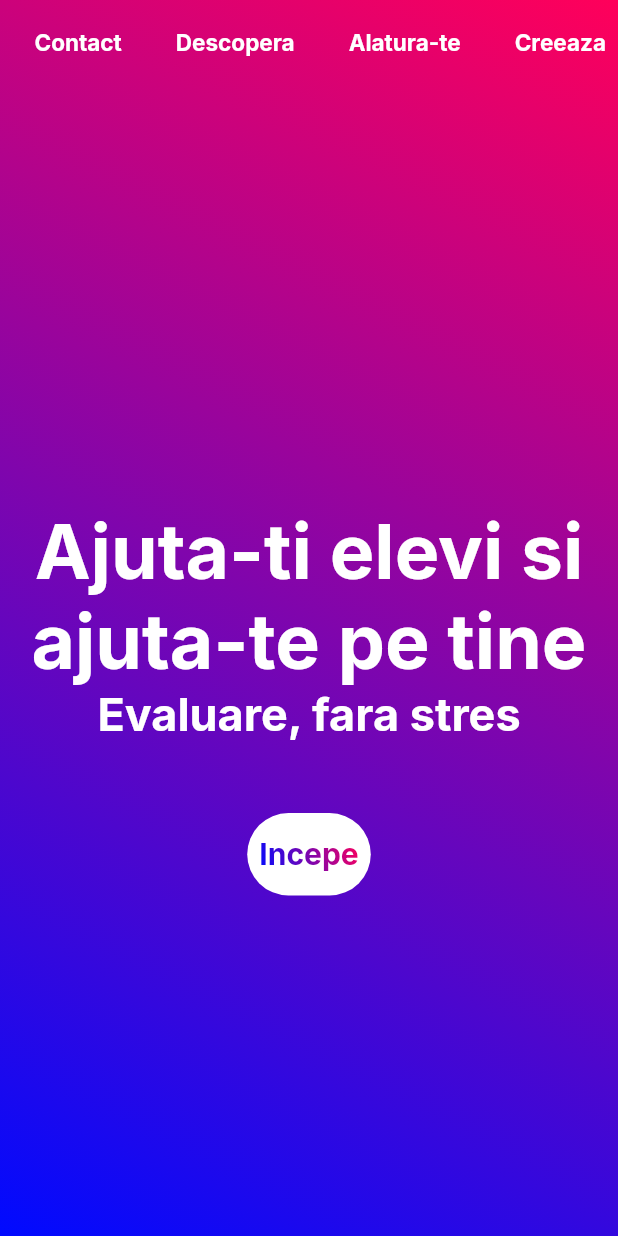
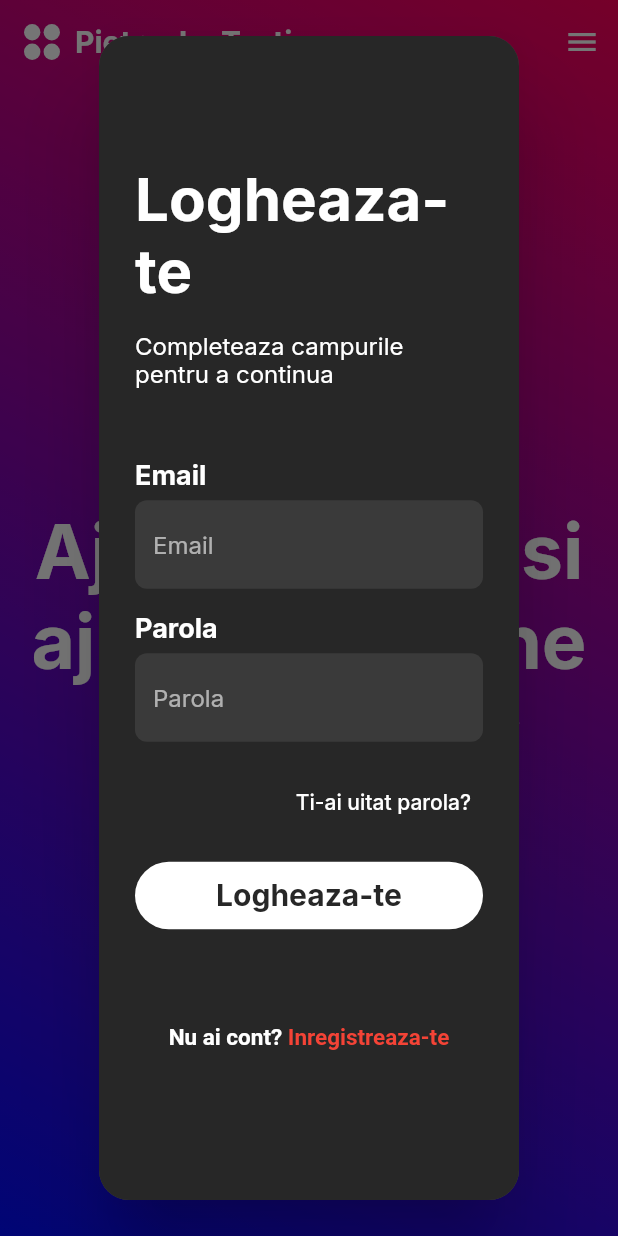
Before and after one commit to RobertPietraru/testador, a Flutter app: the screen it shows after launch, after a tap on "Incepe", on a phone screen of 412 x 824 dp. Run offline on Flutter 3.47's test engine with Material 2 defaults, Android fonts, the phone set to English and light mode, and no system bars; our stand-ins replace auto_route, dartz, equatable, flutter_svg, google_fonts.

Commit message:
authentication screens

```diff
--- a/lib/core/components/app_app_bar.dart
+++ b/lib/core/components/app_app_bar.dart
@@ -2,6 +2,7 @@ import 'package:flutter/material.dart';
 import 'package:flutter/services.dart';
 import 'package:testador/core/components/theme/app_theme.dart';
 import 'package:testador/core/components/theme/app_theme_data.dart';
+import 'package:testador/core/components/theme/device_size.dart';
 
 import 'app_logo.dart';
 
@@ -24,6 +25,7 @@ class CustomAppBar extends StatelessWidget implements PreferredSizeWidget {
 
   AppBar theAppBar({
     required AppThemeData theme,
+    VoidCallback? onMenuPressed,
   }) {
     return AppBar(
       systemOverlayStyle: SystemUiOverlayStyle.light,
@@ -46,7 +48,8 @@ class CustomAppBar extends StatelessWidget implements PreferredSizeWidget {
             ],
           ),
       backgroundColor: fillColor,
-      actions: trailing ??
+      actions: DeviceSize.isDesktopMode
+          ? trailing ??
               [
                 TextButton(
                     onPressed: () {},
@@ -63,6 +66,10 @@ class CustomAppBar extends StatelessWidget implements PreferredSizeWidget {
                 TextButton(
                     onPressed: () {},
                     child: Text("Creeaza", style: theme.actionTextStyle)),
+              ]
+          : [
+              IconButton(
+                  onPressed: onMenuPressed, icon: const Icon(Icons.menu)),
             ],
       bottom: bottom,
     );
@@ -71,7 +78,10 @@ class CustomAppBar extends StatelessWidget implements PreferredSizeWidget {
   @override
   Widget build(BuildContext context) {
     final theme = AppTheme.of(context);
-    return theAppBar(theme: theme);
+    return theAppBar(
+      theme: theme,
+      onMenuPressed: () => Scaffold.of(context).openEndDrawer(),
+    );
   }
 
   @override
--- a/lib/core/components/buttons/long_button.dart
+++ b/lib/core/components/buttons/long_button.dart
@@ -11,7 +11,7 @@ class LongButton extends StatelessWidget {
     required this.onPressed,
     required this.label,
     required this.isLoading,
-    this.height = 55,
+    this.height = 45,
     this.textGradient,
   }) : super(key: key);
   final Gradient? textGradient;
--- a/lib/core/components/text_input_field.dart
+++ b/lib/core/components/text_input_field.dart
@@ -2,7 +2,6 @@ import 'package:flutter/material.dart';
 import 'package:testador/core/components/theme/app_theme.dart';
 
 class TextInputField extends StatefulWidget {
-  final TextEditingController controller;
   final Function(String) onChanged;
   final String hint;
   final String? error;
@@ -10,7 +9,6 @@ class TextInputField extends StatefulWidget {
   final bool isPassword;
   const TextInputField({
     Key? key,
-    required this.controller,
     required this.onChanged,
     required this.hint,
     this.error,
@@ -23,6 +21,7 @@ class TextInputField extends StatefulWidget {
 }
 
 class _TextInputFieldState extends State<TextInputField> {
+  final TextEditingController controller = TextEditingController();
   bool isObscured = false;
   @override
   void initState() {
@@ -31,21 +30,35 @@ class _TextInputFieldState extends State<TextInputField> {
   }
 
   @override
+  void dispose() {
+    controller.dispose();
+    super.dispose();
+  }
+
+  @override
   Widget build(BuildContext context) {
     final theme = AppTheme.of(context);
-    return TextFormField(
+    //#3a3a3a
+    return Column(
+      crossAxisAlignment: CrossAxisAlignment.start,
+      mainAxisSize: MainAxisSize.min,
+      children: [
+        Text(
+          widget.hint,
+          style: theme.informationTextStyle.copyWith(color: Colors.white),
+        ),
+        const SizedBox(height: 5),
+        TextFormField(
             obscureText: isObscured,
+            style: TextStyle(color: theme.primaryColor),
             decoration: InputDecoration(
-          prefixIcon: widget.leading == null
-              ? null
-              : Icon(
-                  widget.leading,
-                  color: Colors.white,
-                ),
-          label: Text(
-            widget.hint,
-            style: TextStyle(fontSize: theme.spacing.large),
-          ),
+              fillColor: const Color(0xFF3a3a3a),
+              filled: true,
+              hintText: widget.hint,
+              border: OutlineInputBorder(
+                  borderRadius: BorderRadius.circular(8),
+                  borderSide: BorderSide.none),
+              prefixIcon: widget.leading == null ? null : Icon(widget.leading),
               errorStyle: TextStyle(fontSize: theme.spacing.mediumLarge),
               suffixIcon: widget.isPassword
                   ? IconButton(
@@ -56,7 +69,9 @@ class _TextInputFieldState extends State<TextInputField> {
                   : null,
               errorText: widget.error,
             ),
-        controller: widget.controller,
-        onChanged: widget.onChanged);
+            controller: controller,
+            onChanged: widget.onChanged),
+      ],
+    );
   }
 }
--- a/lib/core/components/theme/app_theme_data.dart
+++ b/lib/core/components/theme/app_theme_data.dart
@@ -17,8 +17,8 @@ abstract class AppThemeData {
   Color get secondaryColor;
   Color get companyColor => Colors.red;
 
-  EdgeInsets get standardPadding =>
-      EdgeInsets.symmetric(horizontal: spacing.small, vertical: spacing.xLarge);
+  EdgeInsets get standardPadding => EdgeInsets.symmetric(
+      horizontal: spacing.xLarge, vertical: spacing.xLarge);
 
   TextStyle largetitleTextStyle = const TextStyle(
     fontSize: 50,
@@ -70,6 +70,9 @@ class DarkAppThemeData extends AppThemeData {
         selectedItemColor: primaryColor,
         unselectedItemColor: secondaryColor,
       ),
+      listTileTheme: ListTileThemeData(
+        textColor: primaryColor,
+      ),
       textTheme: GoogleFonts.interTextTheme(Theme.of(context).textTheme),
       brightness: Brightness.dark,
       dividerColor: primaryColor,
--- a/lib/core/components/theme/device_size.dart
+++ b/lib/core/components/theme/device_size.dart
@@ -3,6 +3,7 @@ import 'package:flutter/material.dart';
 class DeviceSize {
   static late double screenWidth;
   static late double screenHeight;
+  static bool get isDesktopMode => screenWidth > 700;
 
   static void init(BuildContext context) {
     final media = MediaQuery.maybeOf(context);
--- a/lib/core/screens/landing_screen.dart
+++ b/lib/core/screens/landing_screen.dart
@@ -3,6 +3,7 @@ import 'package:testador/core/components/app_app_bar.dart';
 import 'package:testador/core/components/buttons/long_button.dart';
 import 'package:testador/core/components/theme/app_theme.dart';
 import 'package:testador/core/components/theme/device_size.dart';
+import 'package:testador/features/authentication/presentation/widgets/login_dialog.dart';
 
 class LandingScreen extends StatelessWidget {
   const LandingScreen({super.key});
@@ -18,7 +19,10 @@ class LandingScreen extends StatelessWidget {
               Color(0xFF000AFF),
               Color(0xFFFF005A),
             ]),
-        onPressed: () {},
+        onPressed: () => showDialog(
+              context: context,
+              builder: (BuildContext context) => const LoginDialog(),
+            ),
         label: 'Incepe',
         isLoading: false);
     return Scaffold(
--- /dev/null
+++ b/lib/features/authentication/presentation/widgets/login_dialog.dart
@@ -0,0 +1,89 @@
+import 'package:auto_route/auto_route.dart';
+import 'package:flutter/material.dart';
+import 'package:testador/core/components/buttons/long_button.dart';
+import 'package:testador/core/components/text_input_field.dart';
+import 'package:testador/core/components/theme/app_theme.dart';
+import 'package:testador/core/components/theme/device_size.dart';
+
+import '../../../../core/routing/app_router.gr.dart';
+
+class LoginDialog extends StatelessWidget {
+  const LoginDialog({super.key});
+
+  @override
+  Widget build(BuildContext context) {
+    const radius = 20.0;
+    final theme = AppTheme.of(context);
+    return Dialog(
+      shape: RoundedRectangleBorder(
+        borderRadius: BorderRadius.circular(radius),
+      ),
+      child: Container(
+        width: 50.widthPercent,
+        decoration: BoxDecoration(
+          borderRadius: BorderRadius.circular(radius),
+          color: theme.defaultBackgroundColor,
+        ),
+        child: Padding(
+          padding: theme.standardPadding,
+          child: Column(
+              mainAxisAlignment: MainAxisAlignment.center,
+              crossAxisAlignment: CrossAxisAlignment.start,
+              children: [
+                const Text(
+                  "Logheaza-te",
+                  style: TextStyle(
+                      fontWeight: FontWeight.w700,
+                      fontSize: 40,
+                      color: Colors.white),
+                  textAlign: TextAlign.left,
+                ),
+                SizedBox(height: theme.spacing.mediumLarge),
+                const Text(
+                  "Completeaza campurile pentru a continua",
+                  style: TextStyle(
+                      fontFamily: 'Inter',
+                      fontWeight: FontWeight.w400,
+                      fontSize: 16,
+                      color: Colors.white),
+                  textAlign: TextAlign.left,
+                ),
+                SizedBox(height: theme.spacing.xxLarge),
+                TextInputField(onChanged: (e) {}, hint: "Email"),
+                SizedBox(height: theme.spacing.mediumLarge),
+                TextInputField(onChanged: (e) {}, hint: "Parola"),
+                SizedBox(height: theme.spacing.mediumLarge),
+                Row(mainAxisAlignment: MainAxisAlignment.end, children: [
+                  TextButton(
+                      onPressed: () {},
+                      child: const Text("Ti-ai uitat parola?"))
+                ]),
+                SizedBox(height: theme.spacing.mediumLarge),
+                LongButton(
+                    onPressed: () {}, label: 'Logheaza-te', isLoading: false),
+                SizedBox(height: theme.spacing.xxLarge),
+                Center(
+                  child: TextButton(
+                      onPressed: () {
+                        context.popRoute();
+                        context.pushRoute(const RegistrationRoute());
+                      },
+                      child: RichText(
+                        text: TextSpan(children: [
+                          TextSpan(
+                            text: "Nu ai cont? ",
+                            style: theme.actionTextStyle,
+                          ),
+                          TextSpan(
+                              text: "Inregistreaza-te",
+                              style: theme.actionTextStyle
+                                  .copyWith(color: theme.companyColor)),
+                        ]),
+                      )),
+                )
+              ]),
+        ),
+      ),
+    );
+  }
+}
--- a/lib/main.dart
+++ b/lib/main.dart
@@ -1,10 +1,9 @@
 import 'package:auto_route/auto_route.dart';
 import 'package:flutter/material.dart';
-import 'package:flutter_bloc/flutter_bloc.dart';
+import 'package:testador/core/routing/app_router.gr.dart';
 
 import 'core/components/theme/app_theme.dart';
 import 'core/components/theme/app_theme_data.dart';
-import 'core/routing/app_router.gr.dart';
 
 void main() async {
   WidgetsFlutterBinding.ensureInitialized();
@@ -17,7 +16,7 @@ class MyApp extends StatefulWidget {
   }) : super(key: key);
 
   @override
-  _MyAppState createState() => _MyAppState();
+  State<MyApp> createState() => _MyAppState();
 }
 
 class _MyAppState extends State<MyApp> {
```
Also changed, not shown: lib/core/components/drawer.dart (added, +25 -0 lines), lib/core/routing/app_router.dart (+12 -0 lines), lib/features/authentication/presentation/screens/registration_screen.dart (added, +89 -0 lines), lib/core/routing/app_router.gr.dart. Lines whose indentation alone changed are shown as unchanged.
